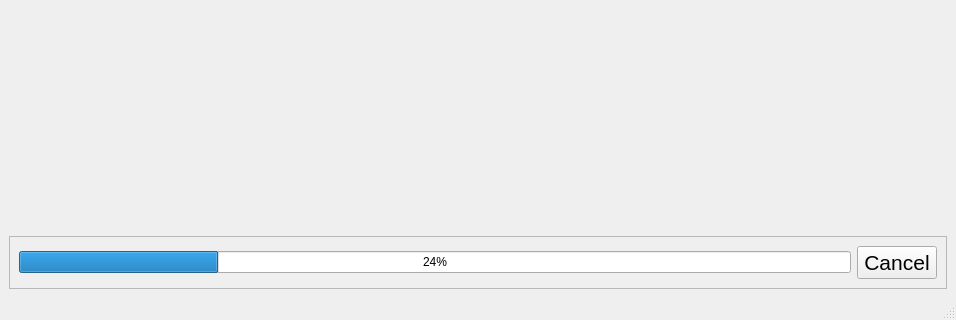
Old version of the form window2.ui in the repository shehab400/Face_Morphing; both pictures show x 0 to 956 and y 286 to 606 of the 956 by 606 pixel window.
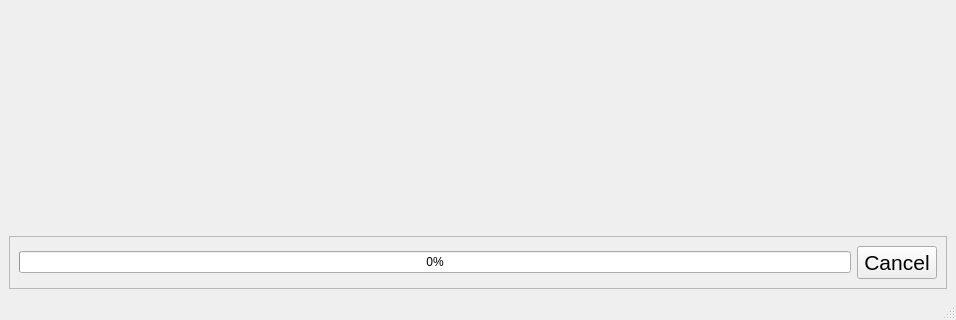
New version of the form.

```diff
--- a/window2.ui
+++ b/window2.ui
@@ -85,7 +85,7 @@
        <item>
         <widget class="QProgressBar" name="progressBar">
          <property name="value">
-          <number>24</number>
+          <number>0</number>
          </property>
         </widget>
        </item>
```
